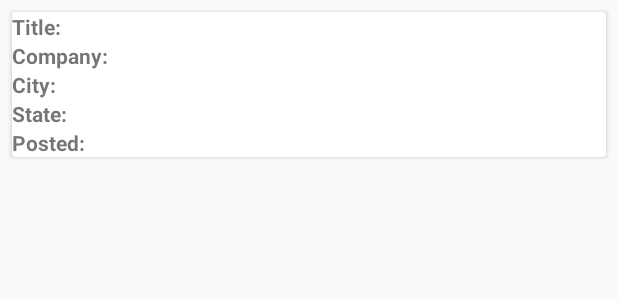
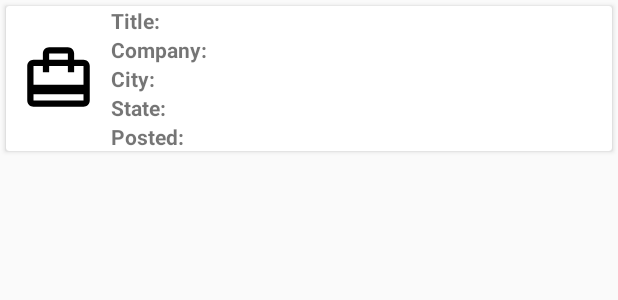
Before and after one commit to Opportunity-Hack-San-Jose-2016/Repo-7, an Android app: the layout cardview_jobs.xml on its own in the app's theme, with its tools: preview values and no code run, on a phone screen of 412 x 824 dp. Shown: the top 300 px of the screen. Run offline under Robolectric (Android 15) with nearby library versions, the phone set to English and light mode, and no system bars.

```diff
--- /dev/null
+++ b/UP_Opportunity/app/src/main/res/drawable/ic_card_travel_black_24dp.xml
@@ -0,0 +1,9 @@
+<vector xmlns:android="http://schemas.android.com/apk/res/android"
+        android:width="24dp"
+        android:height="24dp"
+        android:viewportWidth="24.0"
+        android:viewportHeight="24.0">
+    <path
+        android:fillColor="#FF000000"
+        android:pathData="M20,6h-3L17,4c0,-1.11 -0.89,-2 -2,-2L9,2c-1.11,0 -2,0.89 -2,2v2L4,6c-1.11,0 -2,0.89 -2,2v11c0,1.11 0.89,2 2,2h16c1.11,0 2,-0.89 2,-2L22,8c0,-1.11 -0.89,-2 -2,-2zM9,4h6v2L9,6L9,4zM20,19L4,19v-2h16v2zM20,14L4,14L4,8h3v2h2L9,8h6v2h2L17,8h3v6z"/>
+</vector>
--- a/UP_Opportunity/app/src/main/res/layout/cardview_jobs.xml
+++ b/UP_Opportunity/app/src/main/res/layout/cardview_jobs.xml
@@ -5,10 +5,26 @@
     android:orientation="vertical"
     android:layout_width="match_parent"
     android:layout_height="wrap_content"
-    android:layout_margin="8dp"
+    android:layout_margin="4dp"
+    android:padding="8dp"
     app:cardCornerRadius="2dp"
     app:cardUseCompatPadding="false"
     android:id="@+id/job_cardView">
+
+    <LinearLayout
+        android:layout_width="match_parent"
+        android:layout_height="wrap_content"
+        android:orientation="horizontal">
+
+        <ImageView
+            android:layout_width="50dp"
+            android:layout_height="50dp"
+            android:layout_gravity="center_vertical"
+            android:scaleType="fitXY"
+            android:layout_margin="10dp"
+            android:backgroundTint="@color/colorPrimary"
+            android:src="@drawable/ic_card_travel_black_24dp"/>
+
 
         <LinearLayout
             android:layout_width="match_parent"
@@ -108,4 +124,6 @@
 
         </LinearLayout>
 
+    </LinearLayout>
+
 </android.support.v7.widget.CardView>
```
Also changed, not shown: UP_Opportunity/app/src/main/AndroidManifest.xml (+4 -6 lines), UP_Opportunity/app/src/main/java/com/up/up_opportunity/JobWebViewActivity.java (added, +46 -0 lines), UP_Opportunity/app/src/main/java/com/up/up_opportunity/fragments/jobs/JobsFragment.java (+12 -5 lines), UP_Opportunity/app/src/main/java/com/up/up_opportunity/fragments/jobs/JobsRVAdapter.java (+27 -1 lines), UP_Opportunity/app/src/main/res/layout/activity_job_web_view.xml (added, +17 -0 lines), UP_Opportunity/app/src/main/res/drawable/icon_jobpost.png (added). Lines whose indentation alone changed are shown as unchanged.
